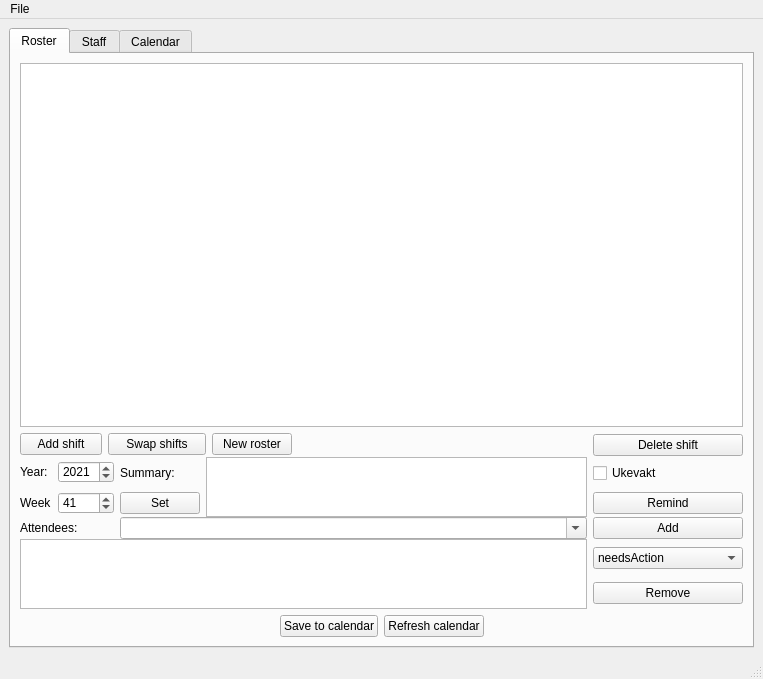
Above: UI/MainWindow.ui from isaksengeir/appNRIS before the change. Below: the same form after it.
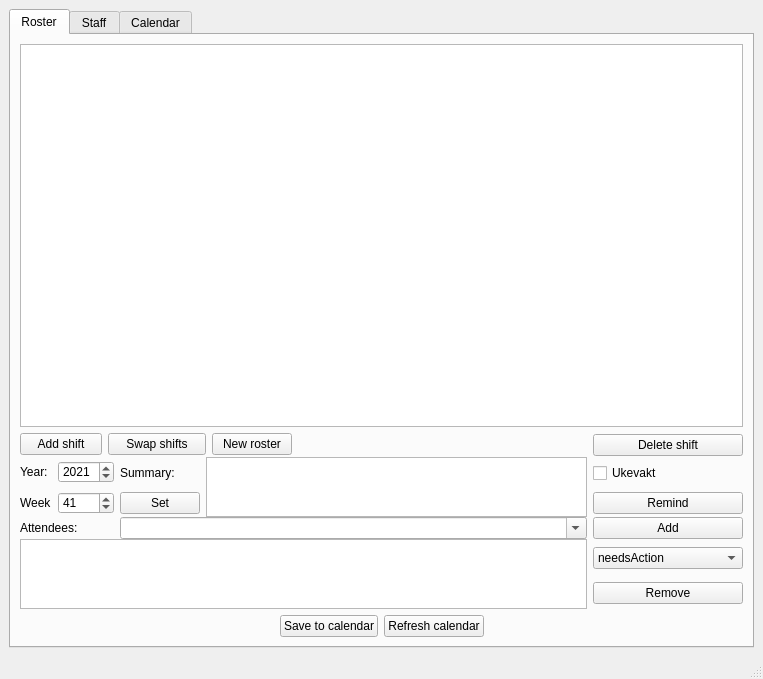
That is the form after the change. Icons and pictures are not drawn.

Commit message: some button styling ++

What changed in the file:
```diff
--- a/UI/MainWindow.ui
+++ b/UI/MainWindow.ui
@@ -58,7 +58,39 @@
 QCalendarWidget::item:hover {
 	border: 1px solid #F37021;
 	background-color: rgba(255, 255, 255, 0.2);
-}</string>
+}
+
+
+
+
+QPushButton:hover {
+	color: #F37021;
+}
+
+
+/*
+QPushButton:hover
+{
+   	background-color: rgba(255, 255, 255, 0.2);
+	border-style: outset;
+	border-width: 2px;
+	border-color: #F37021;
+
+}
+
+
+QPushButton {
+	background-color:  rgba(255, 255, 255, 0.2);
+	border: 1px solid black;
+}
+
+
+QPushButton:pressed
+{
+	color: rgb(143, 23, 119);
+	background-color: rgb(20, 20, 20);
+}
+*/</string>
   </property>
   <widget class="QWidget" name="centralwidget">
    <layout class="QHBoxLayout" name="horizontalLayout">
@@ -561,23 +593,6 @@
     </item>
    </layout>
   </widget>
-  <widget class="QMenuBar" name="menubar">
-   <property name="geometry">
-    <rect>
-     <x>0</x>
-     <y>0</y>
-     <width>763</width>
-     <height>24</height>
-    </rect>
-   </property>
-   <widget class="QMenu" name="menuNRIS">
-    <property name="title">
-     <string>File</string>
-    </property>
-    <addaction name="actionInfo"/>
-   </widget>
-   <addaction name="menuNRIS"/>
-  </widget>
   <widget class="QStatusBar" name="statusbar"/>
   <action name="actionInfo">
    <property name="text">
```
Left out of the diff: 9 changed lines with no effect on the pictures. The commit also changes 4 other files.
